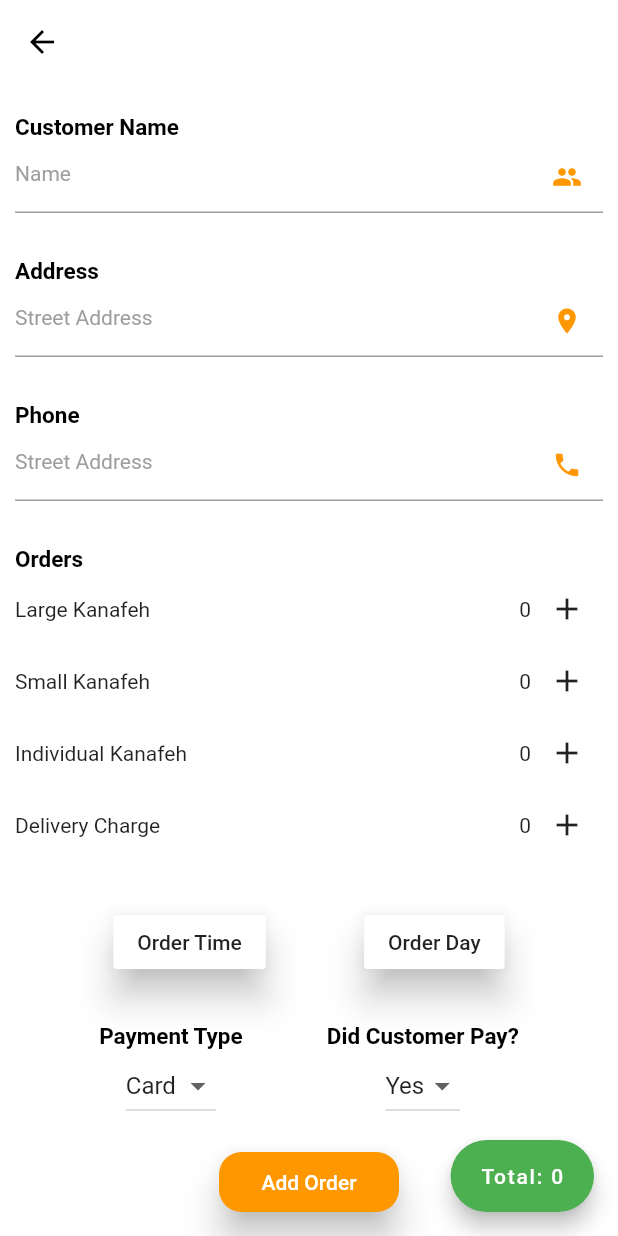
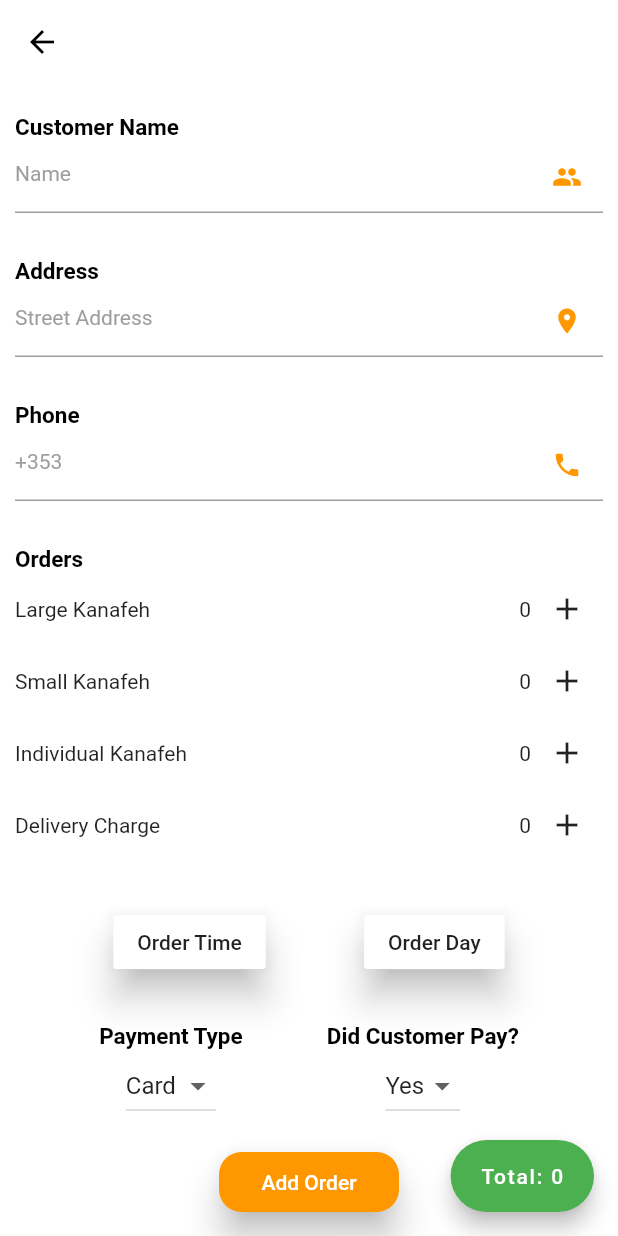
Before and after one commit to mahmoudal99/kanafeh_kingz, a Flutter app: the screen it shows after launch, after a tap on the "add" icon, on a phone screen of 412 x 824 dp. Run offline on Flutter 3.47's test engine with Material 2 defaults, Android fonts, the phone set to English and light mode, and no system bars; our stand-ins replace cloud_firestore, firebase_core, page_transition; accounts and stored records are empty; Roboto replaces fonts that are missing (Nunito).

```diff
--- a/lib/create_order.dart
+++ b/lib/create_order.dart
@@ -181,7 +181,7 @@ class _CreateOrderScreenState extends State<CreateOrderScreen> {
                             ),
                             enabledBorder: UnderlineInputBorder(
                                 borderSide: new BorderSide(color: Colors.grey)),
-                            hintText: 'Street Address',
+                            hintText: '+353',
                             hintStyle:
                             TextStyle(fontSize: 14.0, color: Colors.grey),
                             labelStyle: TextStyle(color: Colors.black)),
@@ -449,7 +449,7 @@ class _CreateOrderScreenState extends State<CreateOrderScreen> {
                                             _smallCount.toString() +
                                             "\nIndividual Kanafehs: " +
                                             _individualCount.toString(),
-                                      ))
+                                      ), pickedDate.month.toString())
                                       .whenComplete(() => {
                                             Navigator.push(
                                                 context,
--- a/lib/main.dart
+++ b/lib/main.dart
@@ -1,5 +1,4 @@
 import 'dart:ui';
-
 import 'package:firebase_core/firebase_core.dart';
 import 'package:flutter/cupertino.dart';
 import 'package:flutter/material.dart';
@@ -8,7 +7,6 @@ import 'package:kanafeh_kings/models/profit.dart';
 import 'package:kanafeh_kings/services/cloud_firestore.dart';
 import 'package:provider/provider.dart';
 import 'package:url_launcher/url_launcher.dart';
-
 import 'models/order.dart';
 
 Future<void> main() async {
@@ -26,10 +24,12 @@ class MyApp extends StatefulWidget {
 class _MyAppState extends State<MyApp> {
   CloudFirestore cloudFirestore = new CloudFirestore();
   String today = DateTime.now().day.toString();
+  String month = DateTime.now().month.toString();
 
-  void _updateDay(String day) {
+  void _updateDay(String day, String month) {
     setState(() {
       today = day;
+      month = month;
     });
   }
 
@@ -41,7 +41,7 @@ class _MyAppState extends State<MyApp> {
           value: cloudFirestore.streamOrders(today),
         ),
         StreamProvider<Profit>.value(
-          value: cloudFirestore.streamProfit(today),
+          value: cloudFirestore.streamProfit(today, month),
         )
       ],
       child: MaterialApp(
@@ -93,12 +93,13 @@ class _MyHomePageState extends State<MyHomePage> {
     orders = Provider.of<List<Order>>(context);
     Profit profit = Provider.of<Profit>(context);
 
-    if(profit == null) {
+    if (profit == null) {
       setState(() {
-        profit= new Profit(profit: 0.toString());
+        profit = new Profit(profit: 0.toString());
       });
     }
 
+    if (orders != null) {
       return Scaffold(
         resizeToAvoidBottomPadding: true,
         appBar: AppBar(
@@ -107,10 +108,16 @@ class _MyHomePageState extends State<MyHomePage> {
             style: TextStyle(color: Colors.white, fontSize: 15),
           ),
           elevation: 15,
-        actions: [Padding(
+          actions: [
+            Padding(
               padding: const EdgeInsets.all(8.0),
-          child: Center(child: Text("Total: " + profit.profit, style: TextStyle(color: Colors.white),)),
-        )],
+              child: Center(
+                  child: Text(
+                "Total: " + profit.profit,
+                style: TextStyle(color: Colors.white),
+              )),
+            )
+          ],
         ),
         body: orders.length == 0
             ? Column(
@@ -193,7 +200,8 @@ class _MyHomePageState extends State<MyHomePage> {
                               (order) => Row(
                                 children: [
                                   Container(
-                                  width: MediaQuery.of(context).size.width - 50,
+                                    width:
+                                        MediaQuery.of(context).size.width - 50,
                                     child: Padding(
                                       padding: const EdgeInsets.only(
                                           left: 10, top: 10, bottom: 20),
@@ -206,10 +214,12 @@ class _MyHomePageState extends State<MyHomePage> {
                                             // Name & Time
                                             Row(
                                               mainAxisAlignment:
-                                                MainAxisAlignment.spaceBetween,
+                                                  MainAxisAlignment
+                                                      .spaceBetween,
                                               children: [
                                                 Padding(
-                                                padding: const EdgeInsets.only(
+                                                  padding:
+                                                      const EdgeInsets.only(
                                                           top: 10, left: 20),
                                                   child: Align(
                                                     alignment:
@@ -225,7 +235,8 @@ class _MyHomePageState extends State<MyHomePage> {
                                                   ),
                                                 ),
                                                 Padding(
-                                                padding: const EdgeInsets.only(
+                                                  padding:
+                                                      const EdgeInsets.only(
                                                           top: 10, right: 10),
                                                   child: Align(
                                                     alignment:
@@ -245,7 +256,8 @@ class _MyHomePageState extends State<MyHomePage> {
                                             // Location & Payment Type
                                             Row(
                                               mainAxisAlignment:
-                                                MainAxisAlignment.spaceBetween,
+                                                  MainAxisAlignment
+                                                      .spaceBetween,
                                               children: [
                                                 Column(
                                                   children: [
@@ -263,7 +275,8 @@ class _MyHomePageState extends State<MyHomePage> {
                                                         Padding(
                                                           padding:
                                                               const EdgeInsets
-                                                                .only(left: 10),
+                                                                      .only(
+                                                                  left: 10),
                                                           child: SelectableText(
                                                             order.address,
                                                             style: TextStyle(
@@ -275,13 +288,14 @@ class _MyHomePageState extends State<MyHomePage> {
                                                   ],
                                                 ),
                                                 Padding(
-                                                padding: const EdgeInsets.only(
+                                                  padding:
+                                                      const EdgeInsets.only(
                                                           bottom: 20,
                                                           top: 20,
                                                           right: 10),
                                                   child: Align(
-                                                    alignment:
-                                                        Alignment.bottomCenter,
+                                                      alignment: Alignment
+                                                          .bottomCenter,
                                                       child: order.paymentType
                                                               .contains("Cash")
                                                           ? Image.asset(
@@ -291,7 +305,8 @@ class _MyHomePageState extends State<MyHomePage> {
                                                             )
                                                           : Icon(
                                                               Icons.credit_card,
-                                                            color: Colors.black,
+                                                              color:
+                                                                  Colors.black,
                                                               size: 24,
                                                             )),
                                                 ),
@@ -300,7 +315,8 @@ class _MyHomePageState extends State<MyHomePage> {
                                             // Number & Order Total
                                             Row(
                                               mainAxisAlignment:
-                                                MainAxisAlignment.spaceBetween,
+                                                  MainAxisAlignment
+                                                      .spaceBetween,
                                               children: [
                                                 Column(
                                                   children: [
@@ -312,21 +328,23 @@ class _MyHomePageState extends State<MyHomePage> {
                                                                   left: 10),
                                                           child: Icon(
                                                             Icons.phone,
-                                                          color:
-                                                              Colors.blueAccent,
+                                                            color: Colors
+                                                                .blueAccent,
                                                           ),
                                                         ),
                                                         Padding(
                                                           padding:
                                                               const EdgeInsets
-                                                                .only(left: 10),
+                                                                      .only(
+                                                                  left: 10),
                                                           child: InkWell(
                                                               onTap: () async {
                                                                 _launchCaller(order
                                                                     .phoneNumber);
                                                               },
                                                               child: Text(
-                                                              order.phoneNumber,
+                                                                order
+                                                                    .phoneNumber,
                                                               )),
                                                         ),
                                                       ],
@@ -349,7 +367,8 @@ class _MyHomePageState extends State<MyHomePage> {
                                                           style: TextStyle(
                                                               fontSize: 15,
                                                               fontWeight:
-                                                                FontWeight.bold,
+                                                                  FontWeight
+                                                                      .bold,
                                                               color:
                                                                   Colors.green),
                                                         ),
@@ -446,6 +465,12 @@ class _MyHomePageState extends State<MyHomePage> {
       );
     }
 
+    return Container(
+      width: 0,
+      height: 0,
+    );
+  }
+
   _pickDate() async {
     DateTime dateTime = await showDatePicker(
         context: context,
@@ -457,7 +482,7 @@ class _MyHomePageState extends State<MyHomePage> {
       setState(() {
         pickedDate = dateTime;
       });
-      widget.function(pickedDate.day.toString());
+      widget.function(pickedDate.day.toString(), pickedDate.month.toString());
     }
   }
 }
```
Also changed, not shown: lib/services/cloud_firestore.dart (+10 -13 lines). Lines whose indentation alone changed are shown as unchanged.
